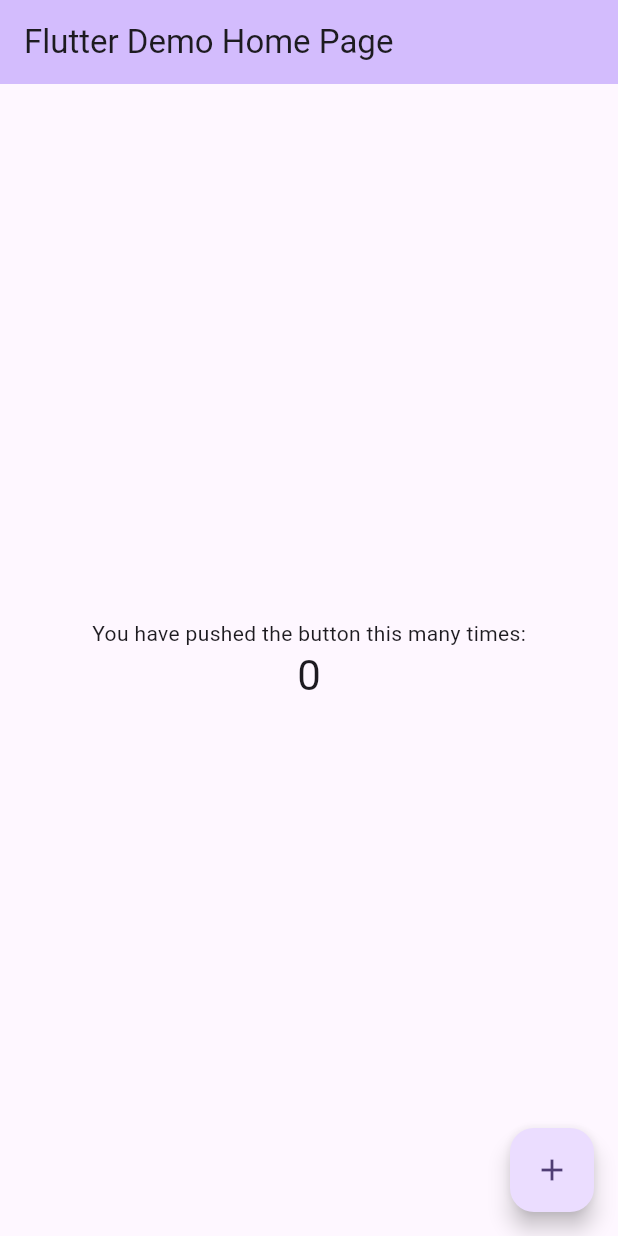
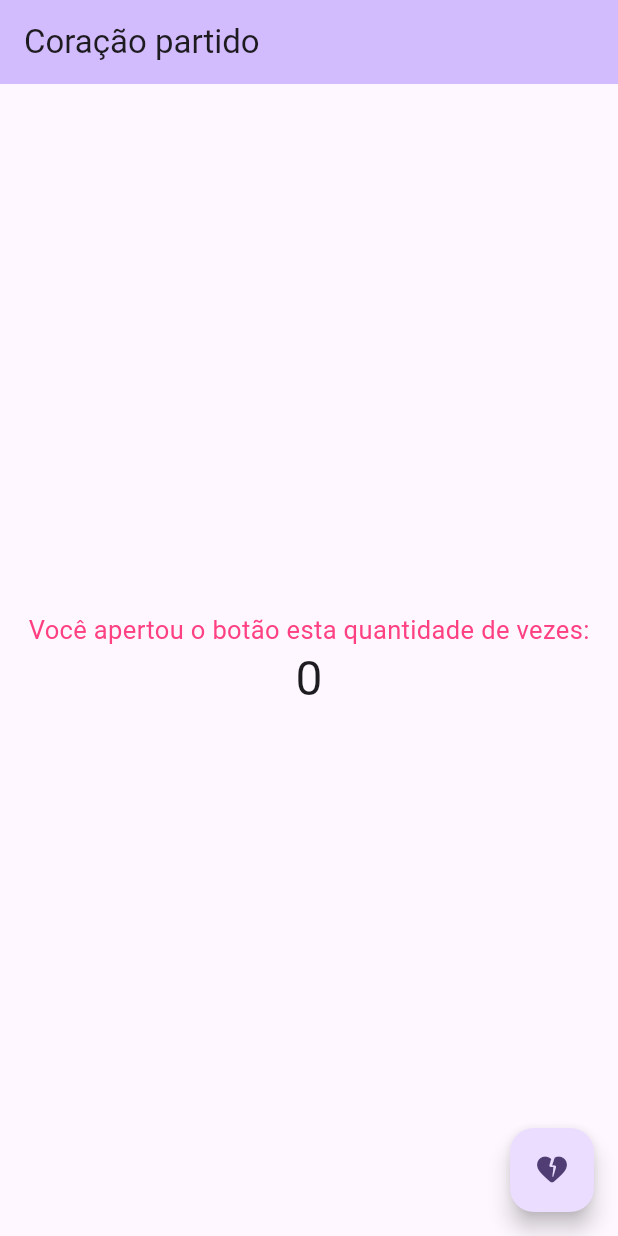
Before and after one commit to anakindinger/meuprimeiroappflutter, a Flutter app: the screen it shows after launch, on a phone screen of 412 x 824 dp. Run offline on Flutter 3.47's test engine with Material 2 defaults, Android fonts, the phone set to English and light mode, and no system bars.

Commit message:
alteração de cores e texto

```diff
--- a/lib/main.dart
+++ b/lib/main.dart
@@ -11,7 +11,7 @@ class MyApp extends StatelessWidget {
   @override
   Widget build(BuildContext context) {
     return MaterialApp(
-      title: 'Flutter Demo',
+      title: 'Coração partido',
       theme: ThemeData(
         // This is the theme of your application.
         //
@@ -31,7 +31,7 @@ class MyApp extends StatelessWidget {
         colorScheme: ColorScheme.fromSeed(seedColor: Colors.deepPurple),
         useMaterial3: true,
       ),
-      home: const MyHomePage(title: 'Flutter Demo Home Page'),
+      home: const MyHomePage(title: 'Coração partido'),
     );
   }
 }
@@ -105,12 +105,15 @@ class _MyHomePageState extends State<MyHomePage> {
           // wireframe for each widget.
           mainAxisAlignment: MainAxisAlignment.center,
           children: <Widget>[
-            const Text(
-              'You have pushed the button this many times:',
+           const  Text(
+              'Você apertou o botão esta quantidade de vezes:',
+              style: TextStyle(fontSize: 17, color: Colors.pinkAccent),
+
             ),
             Text(
               '$_counter',
-              style: Theme.of(context).textTheme.headlineMedium,
+              style: Theme.of(context).textTheme.headlineLarge,
+
             ),
           ],
         ),
@@ -118,7 +121,7 @@ class _MyHomePageState extends State<MyHomePage> {
       floatingActionButton: FloatingActionButton(
         onPressed: _incrementCounter,
         tooltip: 'Increment',
-        child: const Icon(Icons.add),
+        child: const Icon(Icons.heart_broken_rounded),
       ), // This trailing comma makes auto-formatting nicer for build methods.
     );
   }
```
